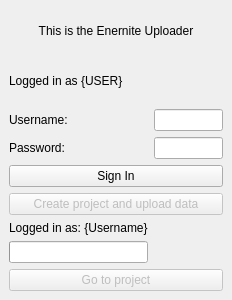
Qt form enernite/enernite_dockwidget_base.ui (Enernite/EnerniteUploader) before a commit.
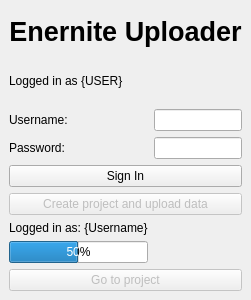
The same form after that commit.

```diff
--- a/enernite/enernite_dockwidget_base.ui
+++ b/enernite/enernite_dockwidget_base.ui
@@ -20,11 +20,17 @@
     <item>
      <widget class="QLabel" name="bannerLabel">
       <property name="text">
-       <string>This is the Enernite Uploader</string>
+        <string>Enernite Uploader</string>
       </property>
       <property name="alignment">
        <set>Qt::AlignCenter</set>
       </property>
+        <property name="font">
+        <font>
+            <pointsize>20</pointsize> <!-- Set the size you want -->
+            <bold>true</bold> <!-- Make it bold -->
+        </font>
+        </property>
      </widget>
     </item>
 
@@ -100,6 +106,15 @@
         <property name="hidden">
          <bool>false</bool>
         </property>
+        <property name="minimum">
+        <number>0</number>
+        </property>
+        <property name="maximum">
+        <number>100</number>
+        </property>
+        <property name="value">
+        <number>50</number>
+        </property>
        </widget>
       </item>
 
```
Lines whose indentation alone changed are shown as unchanged.
